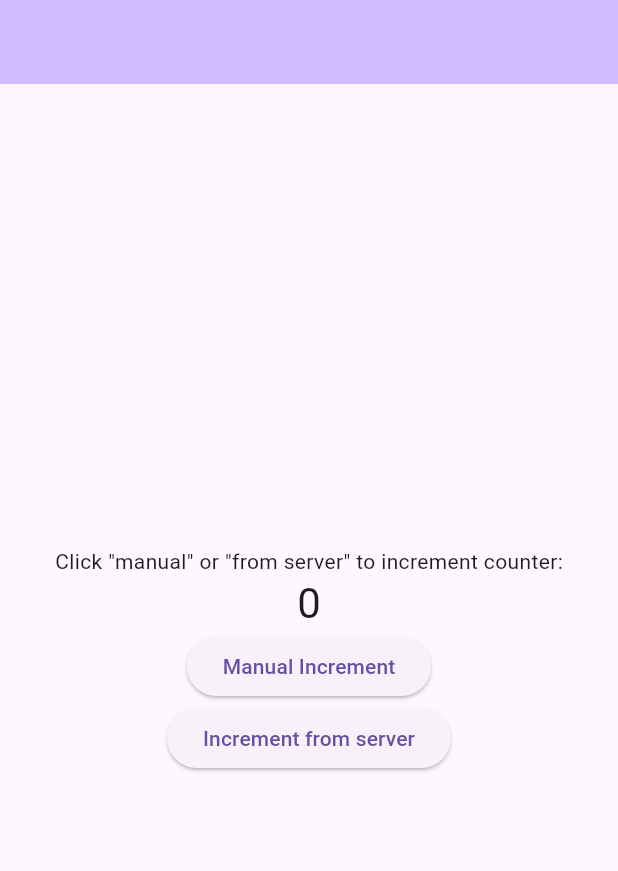
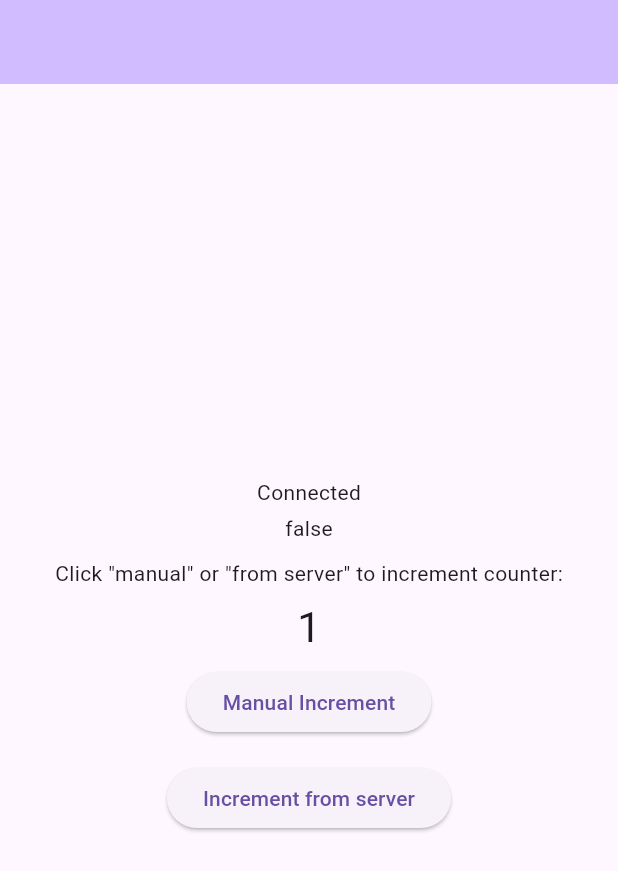
Before and after one commit to dobrunov/Flutter_websocket_app_frontend, a Flutter app: the screen it shows after launch, after a tap on "Manual Increment", on a phone screen of 412 x 824 dp. Shown: the top 871 px of the screen. Run offline on Flutter 3.47's test engine with Material 3 defaults, Android fonts, the phone set to English and light mode, and no system bars; our stand-ins replace flutter_mobx, mobx; generated files the repository leaves out were written again; network calls fail.

Commit message:
added connection handler

```diff
--- a/lib/home_page.dart
+++ b/lib/home_page.dart
@@ -34,20 +34,44 @@ class HomePageState extends State<HomePage> {
         child: Column(
           mainAxisAlignment: MainAxisAlignment.center,
           children: [
-            const Text('Click "manual" or "from server" to increment counter:'),
+            Padding(
+              padding: const EdgeInsets.all(2.0),
+              child: const Text(
+                  'Connected'),
+            ),
+            Padding(
+              padding: const EdgeInsets.all(2.0),
+              child: Observer(builder: (context) {
+                return Text(
+                  appState.connected.toString(),
+
+                );
+              }),
+            ),
+            Padding(
+              padding: const EdgeInsets.all(8.0),
+              child: const Text(
+                  'Click "manual" or "from server" to increment counter:'),
+            ),
             Observer(builder: (context) {
               return Text(
                 appState.counter.toString(),
                 style: Theme.of(context).textTheme.headlineMedium,
               );
             }),
-            ElevatedButton(
-              onPressed: () => appSocketMessages.manualIncrement(),
-              child: const Text('Manual Increment'),
+            Padding(
+              padding: const EdgeInsets.all(8.0),
+              child: ElevatedButton(
+                onPressed: () => appSocketMessages.manualIncrement(),
+                child: const Text('Manual Increment'),
+              ),
             ),
-            ElevatedButton(
-              onPressed: () => appSocketMessages.incrementFromServer(),
-              child: const Text('Increment from server'),
+            Padding(
+              padding: const EdgeInsets.all(8.0),
+              child: ElevatedButton(
+                onPressed: () => appSocketMessages.incrementFromServer(),
+                child: const Text('Increment from server'),
+              ),
             ),
           ],
         ),
--- a/lib/main.dart
+++ b/lib/main.dart
@@ -1,4 +1,6 @@
 import 'package:flutter/material.dart';
+import 'package:flutter_websocket_client/socket_messages/app_socket_messages.dart';
+import 'package:flutter_websocket_client/socket_messages/app_socket_messages_impl.dart';
 import 'package:flutter_websocket_client/state/app_state.dart';
 import 'package:flutter_websocket_client/websocket_client/websocket_client_impl.dart';
 import 'package:provider/provider.dart';
@@ -15,6 +17,7 @@ void main() {
     MultiProvider(
       providers: [
         Provider<AppState>(create: (_) => appState),
+        Provider<AppSocketMessages>(create: (_) => AppSocketMessagesImpl(appState)),
       ],
       child: const MyApp(),
     ),
--- a/lib/message_manager/message_manager.dart
+++ b/lib/message_manager/message_manager.dart
@@ -1,4 +1,6 @@
 abstract class MessageManager {
+  Stream<bool> get connectionStateStream;
+
   Stream<String> get incomingMessages;
   void sendMessage(Map<String, dynamic> message);
 }
--- a/lib/message_manager/message_manager_impl.dart
+++ b/lib/message_manager/message_manager_impl.dart
@@ -7,6 +7,9 @@ class MessageManagerImpl implements MessageManager {
   MessageManagerImpl(this._webSocketClient);
 
   @override
+  Stream<bool> get connectionStateStream => _webSocketClient.connectionStateStream;
+
+  @override
   Stream<String> get incomingMessages => _webSocketClient.messages;
 
   @override
--- a/lib/state/app_state.dart
+++ b/lib/state/app_state.dart
@@ -15,10 +15,26 @@ abstract class AppStoreBase with Store {
 
   AppStoreBase(this.messageManager) {
     _handleIncomingMessages();
+    _handleConnectedState();
   }
 
   @observable
   int counter = 0;
+
+  @observable
+  bool connected = false;
+
+  _handleConnectedState() {
+    messageManager.connectionStateStream.listen((connectedState) {
+      log("Connected state changed to: $connectedState");
+      updateConnectedState(connectedState);
+    });
+  }
+
+  @action
+  updateConnectedState(connectedState){
+    connected = connectedState;
+  }
 
   void _handleIncomingMessages() {
     messageManager.incomingMessages.listen((message) {
--- a/lib/websocket_client/websocket_client.dart
+++ b/lib/websocket_client/websocket_client.dart
@@ -1,6 +1,7 @@
 abstract class WebSocketClient {
   connect();
   disconnect();
+  Stream<bool> get connectionStateStream;
   Stream<String> get messages;
   void sendMessage(Map<String, dynamic> message);
 }
--- a/lib/websocket_client/websocket_client_impl.dart
+++ b/lib/websocket_client/websocket_client_impl.dart
@@ -13,16 +13,26 @@ class WebSocketClientImpl implements WebSocketClient {
   static const int maxReconnectAttempts = 5;
   WebSocketChannel? _channel;
   final _controller = StreamController<String>.broadcast();
+  final StreamController<bool> _connectionStateController = StreamController<bool>.broadcast();
+
+  void _updateConnectionState(bool newState) => _connectionStateController.add(newState);
+
+
 
   WebSocketClientImpl(this.url, {this.delay = 5}) {
+    _updateConnectionState(true);
     connect();
   }
+
+  @override
+  Stream<bool> get connectionStateStream => _connectionStateController.stream;
 
   @override
   connect() {
     disconnect();
     //
     _channel = WebSocketChannel.connect(Uri.parse(url));
+
     _channel?.stream.listen(
       (event) => _handleMessage(event),
       onError: (error) => _onConnectionError(error),
@@ -31,17 +41,20 @@ class WebSocketClientImpl implements WebSocketClient {
   }
 
   void _handleMessage(dynamic event) {
+    _updateConnectionState(true);
     log("[Incoming message]: $event");
     _controller.add(event);
   }
 
   void _onConnectionError(Object error) {
+    _updateConnectionState(false);
     log('[WebSocket Error]: $error');
     _controller.addError(error);
     _handleReconnect();
   }
 
   void _onConnectionDone() {
+    _updateConnectionState(false);
     log('[WebSocket Disconnected]');
     _controller.close();
     _handleReconnect();
```
Also changed, not shown: lib/state/app_state.g.dart.
